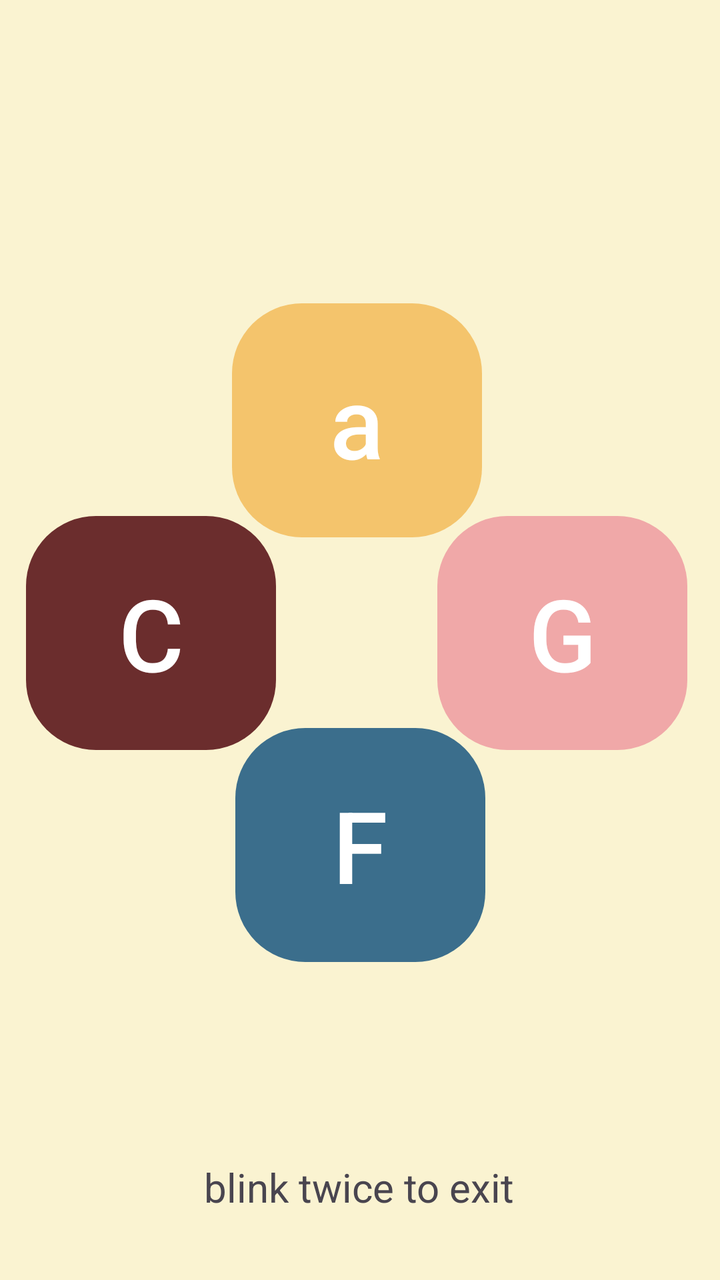
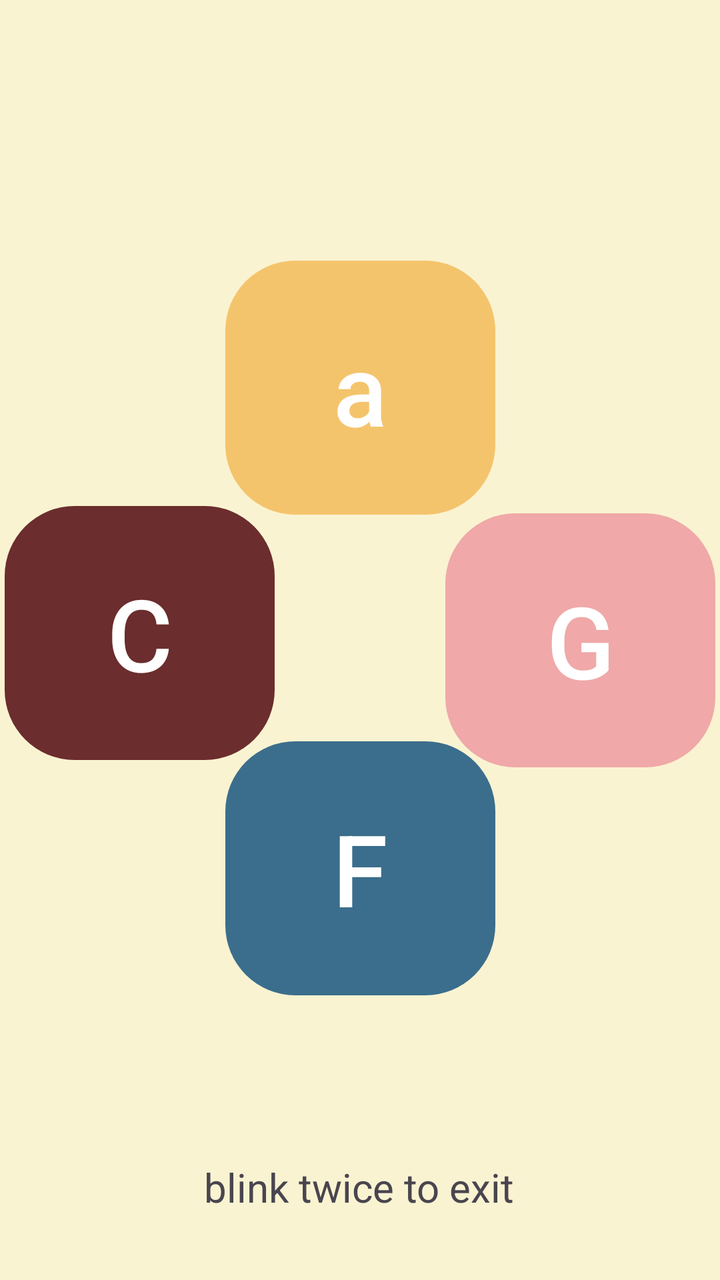

Screens rendered from an Android XML layout before and after an edit, with the pre-edit source and the edit as a unified diff.
<!-- AndroidManifest.xml: application theme Theme.MyApplication -->
<!-- res/layout/activity_play.xml -->
<?xml version="1.0" encoding="utf-8"?>
<androidx.constraintlayout.widget.ConstraintLayout xmlns:android="http://schemas.android.com/apk/res/android"
    xmlns:app="http://schemas.android.com/apk/res-auto"
    xmlns:tools="http://schemas.android.com/tools"
    android:layout_width="match_parent"
    android:layout_height="match_parent"
    android:background="#FAF3D1">


    <Button
        android:id="@+id/GdurBtn"
        android:layout_width="125dp"
        android:layout_height="125dp"
        android:gravity="center"
        android:text="G"
        android:textSize="50sp"
        app:backgroundTint="#F0A8A8"
        app:cornerRadius="35dp"
        app:layout_constraintBottom_toBottomOf="parent"
        app:layout_constraintEnd_toEndOf="parent"
        app:layout_constraintHorizontal_bias="0.93"
        app:layout_constraintStart_toStartOf="parent"
        app:layout_constraintTop_toTopOf="parent"
        app:layout_constraintVertical_bias="0.493" />

    <Button
        android:id="@+id/AmolBtn"
        android:layout_width="125dp"
        android:layout_height="125dp"
        android:gravity="center"
        android:text="a"
        android:textSize="50sp"
        app:backgroundTint="#F4C46C"
        app:cornerRadius="35dp"
        app:layout_constraintBottom_toBottomOf="parent"
        app:layout_constraintEnd_toEndOf="parent"
        app:layout_constraintHorizontal_bias="0.493"
        app:layout_constraintStart_toStartOf="parent"
        app:layout_constraintTop_toTopOf="parent"
        app:layout_constraintVertical_bias="0.287" />

    <Button
        android:id="@+id/FdurBtn"
        android:layout_width="125dp"
        android:layout_height="125dp"
        android:gravity="center"
        android:text="F"
        android:textSize="50sp"
        app:backgroundTint="#3B6E8C"
        app:cornerRadius="35dp"
        app:layout_constraintBottom_toBottomOf="parent"
        app:layout_constraintEnd_toEndOf="parent"
        app:layout_constraintStart_toStartOf="parent"
        app:layout_constraintTop_toTopOf="parent"
        app:layout_constraintVertical_bias="0.699" />

    <Button
        android:id="@+id/CdurBtn"
        android:layout_width="125dp"
        android:layout_height="125dp"
        android:gravity="center"
        android:text="C"
        android:textSize="50sp"
        app:backgroundTint="#6B2D2D"
        app:cornerRadius="35dp"
        app:layout_constraintBottom_toBottomOf="parent"
        app:layout_constraintEnd_toEndOf="parent"
        app:layout_constraintHorizontal_bias="0.055"
        app:layout_constraintStart_toStartOf="parent"
        app:layout_constraintTop_toTopOf="parent"
        app:layout_constraintVertical_bias="0.493" />

    <TextView
        android:id="@+id/exitHintText"
        android:layout_width="wrap_content"
        android:layout_height="wrap_content"
        android:gravity="center"
        android:text="blink twice to exit"
        android:textSize="20sp"
        app:layout_constraintBottom_toBottomOf="parent"
        app:layout_constraintEnd_toEndOf="parent"
        app:layout_constraintHorizontal_bias="0.497"
        app:layout_constraintStart_toStartOf="parent"
        app:layout_constraintTop_toTopOf="parent"
        app:layout_constraintVertical_bias="0.946" />


</androidx.constraintlayout.widget.ConstraintLayout>
<!-- resources referenced by this layout -->
<resources>
  <style name="Theme.MyApplication" parent="Base.Theme.MyApplication" />
  <style name="Base.Theme.MyApplication" parent="Theme.Material3.DayNight.NoActionBar">
          
          
      </style>
</resources>

<!-- the commit's change to res/layout/activity_play.xml (unified diff, before → after) -->
@@ -9,8 +9,8 @@
 
     <Button
         android:id="@+id/GdurBtn"
-        android:layout_width="125dp"
-        android:layout_height="125dp"
+        android:layout_width="135dp"
+        android:layout_height="135dp"
         android:gravity="center"
         android:text="G"
         android:textSize="50sp"
@@ -18,15 +18,14 @@
         app:cornerRadius="35dp"
         app:layout_constraintBottom_toBottomOf="parent"
         app:layout_constraintEnd_toEndOf="parent"
-        app:layout_constraintHorizontal_bias="0.93"
+        app:layout_constraintHorizontal_bias="0.989"
         app:layout_constraintStart_toStartOf="parent"
-        app:layout_constraintTop_toTopOf="parent"
-        app:layout_constraintVertical_bias="0.493" />
+        app:layout_constraintTop_toTopOf="parent" />
 
     <Button
         android:id="@+id/AmolBtn"
-        android:layout_width="125dp"
-        android:layout_height="125dp"
+        android:layout_width="135dp"
+        android:layout_height="135dp"
         android:gravity="center"
         android:text="a"
         android:textSize="50sp"
@@ -34,15 +33,14 @@
         app:cornerRadius="35dp"
         app:layout_constraintBottom_toBottomOf="parent"
         app:layout_constraintEnd_toEndOf="parent"
-        app:layout_constraintHorizontal_bias="0.493"
         app:layout_constraintStart_toStartOf="parent"
         app:layout_constraintTop_toTopOf="parent"
-        app:layout_constraintVertical_bias="0.287" />
+        app:layout_constraintVertical_bias="0.25" />
 
     <Button
         android:id="@+id/FdurBtn"
-        android:layout_width="125dp"
-        android:layout_height="125dp"
+        android:layout_width="135dp"
+        android:layout_height="135dp"
         android:gravity="center"
         android:text="F"
         android:textSize="50sp"
@@ -52,12 +50,12 @@
         app:layout_constraintEnd_toEndOf="parent"
         app:layout_constraintStart_toStartOf="parent"
         app:layout_constraintTop_toTopOf="parent"
-        app:layout_constraintVertical_bias="0.699" />
+        app:layout_constraintVertical_bias="0.726" />
 
     <Button
         android:id="@+id/CdurBtn"
-        android:layout_width="125dp"
-        android:layout_height="125dp"
+        android:layout_width="135dp"
+        android:layout_height="135dp"
         android:gravity="center"
         android:text="C"
         android:textSize="50sp"
@@ -65,7 +63,7 @@
         app:cornerRadius="35dp"
         app:layout_constraintBottom_toBottomOf="parent"
         app:layout_constraintEnd_toEndOf="parent"
-        app:layout_constraintHorizontal_bias="0.055"
+        app:layout_constraintHorizontal_bias="0.01"
         app:layout_constraintStart_toStartOf="parent"
         app:layout_constraintTop_toTopOf="parent"
         app:layout_constraintVertical_bias="0.493" />
